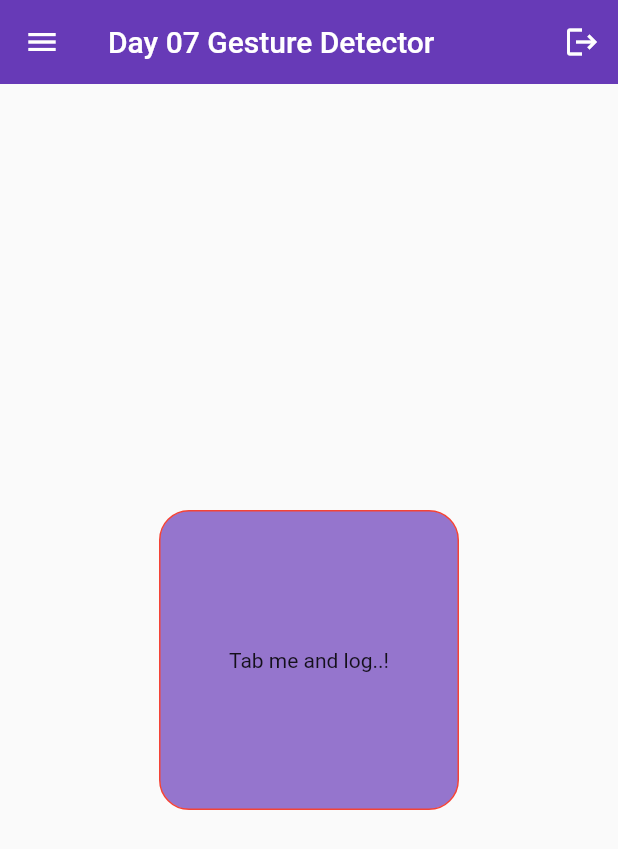
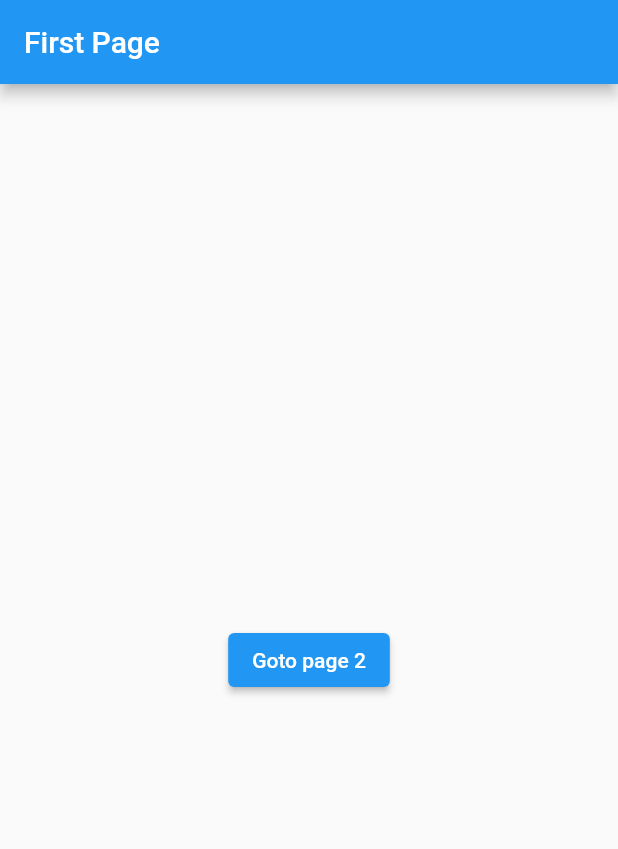
Before and after one commit to Pradhyumna1986/FlutterProjects, a Flutter app: the screen it shows after launch, on a phone screen of 412 x 824 dp. Shown: the top 849 px of the screen. Run offline on Flutter 3.47's test engine with Material 2 defaults, Android fonts, the phone set to English and light mode, and no system bars.

Commit message:
page 1 , 2 navigation

```diff
--- /dev/null
+++ b/lib/Pages/first_page.dart
@@ -0,0 +1,24 @@
+import 'package:flutter/material.dart';
+//import 'package:flutter_application_1/Pages/second_page.dart';
+
+class FirstPage extends StatelessWidget {
+  const FirstPage({super.key});
+
+  @override
+  Widget build(BuildContext context) {
+    return Scaffold(
+      appBar: AppBar(title: const Text('First Page')),
+      body: Center(
+        child: ElevatedButton(
+          child: const Text('Goto page 2'),
+          onPressed: () {
+            //goto 2nd page
+            // Navigator.push(context,
+            //     MaterialPageRoute(builder: (context) => const SecondPage()));
+            Navigator.pushNamed(context, '/SecondPage1');
+          },
+        ),
+      ),
+    );
+  }
+}
--- a/lib/main.dart
+++ b/lib/main.dart
@@ -1,56 +1,23 @@
-// ignore_for_file: must_be_immutable
 import 'package:flutter/material.dart';
+import 'package:flutter_application_1/Pages/first_page.dart';
+import 'package:flutter_application_1/Pages/second_page.dart';
 
 void main() {
-  runApp(MyApp());
+  runApp(const MyApp());
 }
 
 class MyApp extends StatelessWidget {
-  MyApp({super.key});
-
-  // function methods
-  void logTapped() {
-    print('USer Tapped..!');
-  }
-  void logTappedDouble(){
-    print('USer DoubleTap..!');
-  }
+  const MyApp({super.key});
 
   @override
   Widget build(BuildContext context) {
     return MaterialApp(
-      title: 'Day 07 Gesture Detector',
-      debugShowCheckedModeBanner: false,
-      home: Scaffold(
-        appBar: AppBar(
-          title: const Text('Day 07 Gesture Detector'),
-          backgroundColor: Colors.deepPurple,
-          elevation: 0,
-          leading: const Icon(Icons.menu),
-          actions: [
-            IconButton(
-              onPressed: () {},
-              icon: const Icon(Icons.logout),
-            ),
-          ],
-        ),
-        body: Center(
-            child: GestureDetector(
-          onTap: logTapped,
-          onDoubleTap:logTappedDouble ,
-          child: Container(
-            height: 200,
-            width: 200,
-            decoration: BoxDecoration(
-                border: Border.all(
-                  color: Colors.red,
-                ),
-                color: Colors.deepPurple[300],
-                borderRadius: const BorderRadius.all(Radius.circular(20))),
-            child: const Center(child: Text('Tab me and log..!')),
-          ),
-        )),
-      ),
+      debugShowCheckedModeBanner: true,
+      home: const FirstPage(),
+      routes: {
+        '/SecondPage1': (context) => const SecondPage(),
+        '/FirstPage': (context) => const FirstPage(),
+      },
     );
   }
 }
```
Also changed, not shown: lib/Pages/second_page.dart (added, +23 -0 lines).
